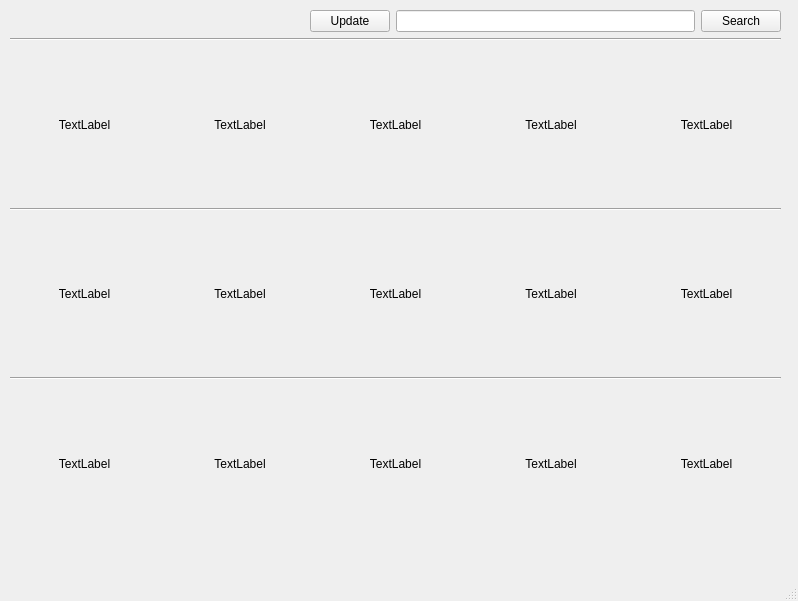
Above: src/mainwindow.ui from stemirkhan/projectWeather before the change. Below: the same form after it.
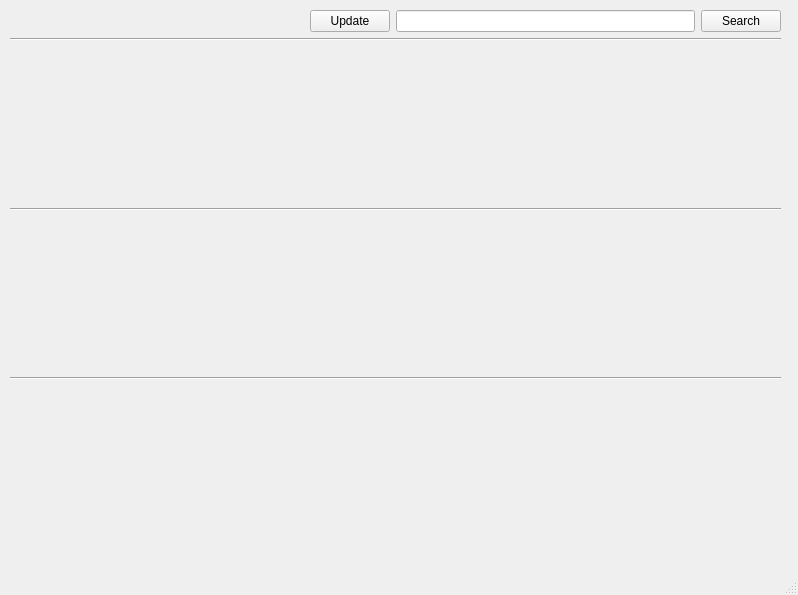
That is the form after the change.

Commit message: change main window

```diff
--- a/src/mainwindow.ui
+++ b/src/mainwindow.ui
@@ -7,7 +7,7 @@
     <x>0</x>
     <y>0</y>
     <width>798</width>
-    <height>601</height>
+    <height>595</height>
    </rect>
   </property>
   <property name="windowTitle">
@@ -70,7 +70,7 @@
        <item>
         <widget class="QLabel" name="temperature_first_line">
          <property name="text">
-          <string>TextLabel</string>
+          <string/>
          </property>
          <property name="textFormat">
           <enum>Qt::AutoText</enum>
@@ -83,7 +83,7 @@
        <item>
         <widget class="QLabel" name="pressure_first_line">
          <property name="text">
-          <string>TextLabel</string>
+          <string/>
          </property>
          <property name="alignment">
           <set>Qt::AlignCenter</set>
@@ -93,7 +93,7 @@
        <item>
         <widget class="QLabel" name="wind_speed_first_line">
          <property name="text">
-          <string>TextLabel</string>
+          <string/>
          </property>
          <property name="alignment">
           <set>Qt::AlignCenter</set>
@@ -103,7 +103,7 @@
        <item>
         <widget class="QLabel" name="time_first_line">
          <property name="text">
-          <string>TextLabel</string>
+          <string/>
          </property>
          <property name="alignment">
           <set>Qt::AlignCenter</set>
@@ -113,7 +113,7 @@
        <item>
         <widget class="QLabel" name="image_first_line">
          <property name="text">
-          <string>TextLabel</string>
+          <string/>
          </property>
          <property name="alignment">
           <set>Qt::AlignCenter</set>
@@ -131,20 +131,20 @@
      </item>
      <item>
       <layout class="QHBoxLayout" name="horizontalLayout_3">
-       <item>
-        <widget class="QLabel" name="pressure_second_line">
-         <property name="text">
-          <string>TextLabel</string>
-         </property>
-         <property name="alignment">
-          <set>Qt::AlignCenter</set>
-         </property>
-        </widget>
-       </item>
        <item>
         <widget class="QLabel" name="temperature_second_line">
          <property name="text">
-          <string>TextLabel</string>
+          <string/>
+         </property>
+         <property name="alignment">
+          <set>Qt::AlignCenter</set>
+         </property>
+        </widget>
+       </item>
+       <item>
+        <widget class="QLabel" name="pressure_second_line">
+         <property name="text">
+          <string/>
          </property>
          <property name="alignment">
           <set>Qt::AlignCenter</set>
@@ -154,7 +154,7 @@
        <item>
         <widget class="QLabel" name="wind_speed_second_line">
          <property name="text">
-          <string>TextLabel</string>
+          <string/>
          </property>
          <property name="alignment">
           <set>Qt::AlignCenter</set>
@@ -164,7 +164,7 @@
        <item>
         <widget class="QLabel" name="time_second_line">
          <property name="text">
-          <string>TextLabel</string>
+          <string/>
          </property>
          <property name="alignment">
           <set>Qt::AlignCenter</set>
@@ -174,7 +174,7 @@
        <item>
         <widget class="QLabel" name="image_second_line">
          <property name="text">
-          <string>TextLabel</string>
+          <string/>
          </property>
          <property name="alignment">
           <set>Qt::AlignCenter</set>
@@ -195,7 +195,7 @@
        <item>
         <widget class="QLabel" name="temperature_third_line">
          <property name="text">
-          <string>TextLabel</string>
+          <string/>
          </property>
          <property name="alignment">
           <set>Qt::AlignCenter</set>
@@ -205,7 +205,7 @@
        <item>
         <widget class="QLabel" name="pressure_third_line">
          <property name="text">
-          <string>TextLabel</string>
+          <string/>
          </property>
          <property name="alignment">
           <set>Qt::AlignCenter</set>
@@ -215,7 +215,7 @@
        <item>
         <widget class="QLabel" name="wind_speed_third_line">
          <property name="text">
-          <string>TextLabel</string>
+          <string/>
          </property>
          <property name="alignment">
           <set>Qt::AlignCenter</set>
@@ -225,7 +225,7 @@
        <item>
         <widget class="QLabel" name="time_third_line">
          <property name="text">
-          <string>TextLabel</string>
+          <string/>
          </property>
          <property name="alignment">
           <set>Qt::AlignCenter</set>
@@ -235,7 +235,7 @@
        <item>
         <widget class="QLabel" name="image_third_line">
          <property name="text">
-          <string>TextLabel</string>
+          <string/>
          </property>
          <property name="alignment">
           <set>Qt::AlignCenter</set>
@@ -247,6 +247,7 @@
     </layout>
    </widget>
   </widget>
+  <widget class="QStatusBar" name="statusbar"/>
   <widget class="QMenuBar" name="menubar">
    <property name="geometry">
     <rect>
@@ -257,7 +258,6 @@
     </rect>
    </property>
   </widget>
-  <widget class="QStatusBar" name="statusbar"/>
  </widget>
  <resources/>
  <connections/>
```
The commit also changes 6 other files.
